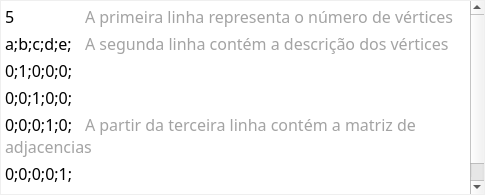
The window that TelaAjuda.ui (celsopdvj/Grafo) describes before a commit, drawn with Qt 5.
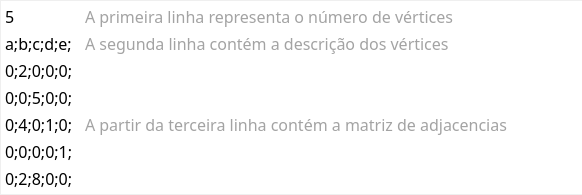
The same window after the commit.

Diff of the .ui file:
```diff
--- a/TelaAjuda.ui
+++ b/TelaAjuda.ui
@@ -6,7 +6,7 @@
    <rect>
     <x>0</x>
     <y>0</y>
-    <width>485</width>
+    <width>582</width>
     <height>195</height>
    </rect>
   </property>
@@ -21,7 +21,7 @@
     <rect>
      <x>1</x>
      <y>1</y>
-     <width>483</width>
+     <width>581</width>
      <height>193</height>
     </rect>
    </property>
@@ -44,11 +44,11 @@
 &lt;/style&gt;&lt;/head&gt;&lt;body style=&quot; font-family:'Calisto MT'; font-size:10pt; font-weight:400; font-style:normal;&quot;&gt;
 &lt;p style=&quot; margin-top:0px; margin-bottom:0px; margin-left:0px; margin-right:0px; -qt-block-indent:0; text-indent:0px;&quot;&gt;&lt;span style=&quot; font-size:12pt;&quot;&gt;5 	&lt;/span&gt;&lt;span style=&quot; font-size:12pt; color:#a3a3a3;&quot;&gt;A primeira linha representa o número de vértices&lt;/span&gt;&lt;/p&gt;
 &lt;p style=&quot; margin-top:4px; margin-bottom:4px; margin-left:0px; margin-right:0px; -qt-block-indent:0; text-indent:0px;&quot;&gt;&lt;span style=&quot; font-size:12pt;&quot;&gt;a;b;c;d;e;	&lt;/span&gt;&lt;span style=&quot; font-size:12pt; color:#a3a3a3;&quot;&gt;A segunda linha contém a descrição dos vértices&lt;/span&gt;&lt;/p&gt;
-&lt;p style=&quot; margin-top:4px; margin-bottom:4px; margin-left:0px; margin-right:0px; -qt-block-indent:0; text-indent:0px;&quot;&gt;&lt;span style=&quot; font-size:12pt;&quot;&gt;0;1;0;0;0;&lt;/span&gt;&lt;/p&gt;
-&lt;p style=&quot; margin-top:4px; margin-bottom:4px; margin-left:0px; margin-right:0px; -qt-block-indent:0; text-indent:0px;&quot;&gt;&lt;span style=&quot; font-size:12pt;&quot;&gt;0;0;1;0;0;&lt;/span&gt;&lt;/p&gt;
-&lt;p style=&quot; margin-top:4px; margin-bottom:4px; margin-left:0px; margin-right:0px; -qt-block-indent:0; text-indent:0px;&quot;&gt;&lt;span style=&quot; font-size:12pt;&quot;&gt;0;0;0;1;0;	&lt;/span&gt;&lt;span style=&quot; font-size:12pt; color:#a3a3a3;&quot;&gt;A partir da terceira linha contém a matriz de adjacencias&lt;/span&gt;&lt;/p&gt;
+&lt;p style=&quot; margin-top:4px; margin-bottom:4px; margin-left:0px; margin-right:0px; -qt-block-indent:0; text-indent:0px;&quot;&gt;&lt;span style=&quot; font-size:12pt;&quot;&gt;0;2;0;0;0;&lt;/span&gt;&lt;/p&gt;
+&lt;p style=&quot; margin-top:4px; margin-bottom:4px; margin-left:0px; margin-right:0px; -qt-block-indent:0; text-indent:0px;&quot;&gt;&lt;span style=&quot; font-size:12pt;&quot;&gt;0;0;5;0;0;&lt;/span&gt;&lt;/p&gt;
+&lt;p style=&quot; margin-top:4px; margin-bottom:4px; margin-left:0px; margin-right:0px; -qt-block-indent:0; text-indent:0px;&quot;&gt;&lt;span style=&quot; font-size:12pt;&quot;&gt;0;4;0;1;0;	&lt;/span&gt;&lt;span style=&quot; font-size:12pt; color:#a3a3a3;&quot;&gt;A partir da terceira linha contém a matriz de adjacencias&lt;/span&gt;&lt;/p&gt;
 &lt;p style=&quot; margin-top:4px; margin-bottom:4px; margin-left:0px; margin-right:0px; -qt-block-indent:0; text-indent:0px;&quot;&gt;&lt;span style=&quot; font-size:12pt;&quot;&gt;0;0;0;0;1;&lt;/span&gt;&lt;/p&gt;
-&lt;p style=&quot; margin-top:4px; margin-bottom:2px; margin-left:0px; margin-right:0px; -qt-block-indent:0; text-indent:0px;&quot;&gt;&lt;span style=&quot; font-size:12pt;&quot;&gt;0;0;0;0;0;&lt;/span&gt;&lt;/p&gt;&lt;/body&gt;&lt;/html&gt;</string>
+&lt;p style=&quot; margin-top:4px; margin-bottom:2px; margin-left:0px; margin-right:0px; -qt-block-indent:0; text-indent:0px;&quot;&gt;&lt;span style=&quot; font-size:12pt;&quot;&gt;0;2;8;0;0;&lt;/span&gt;&lt;/p&gt;&lt;/body&gt;&lt;/html&gt;</string>
    </property>
   </widget>
  </widget>
```
